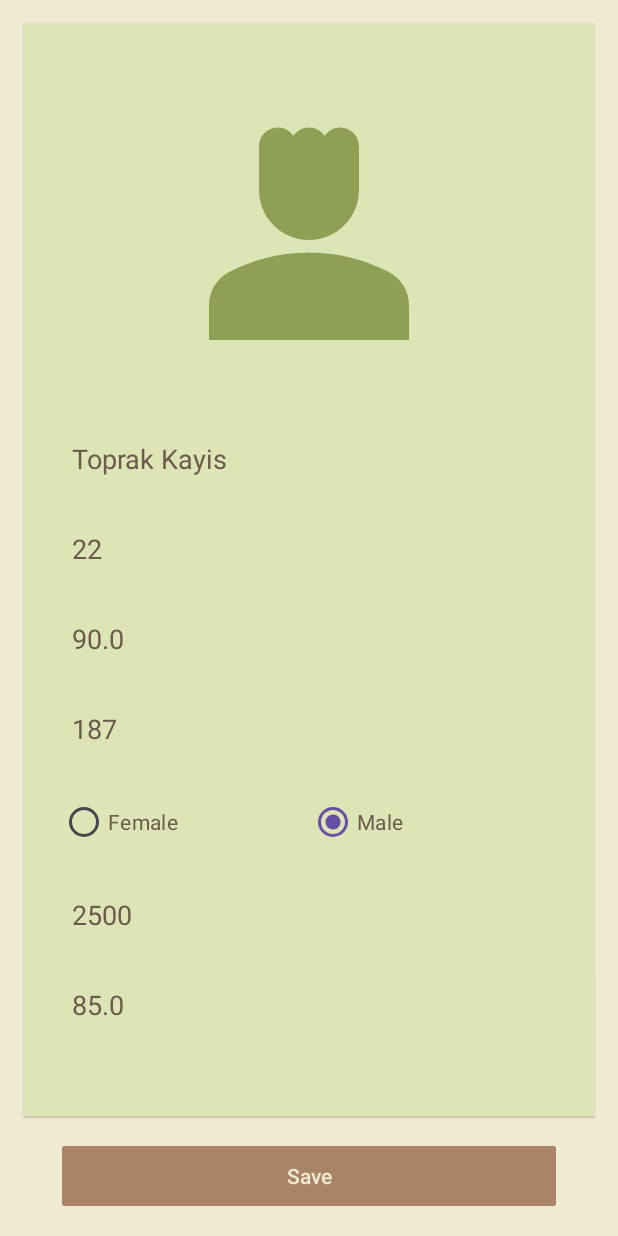
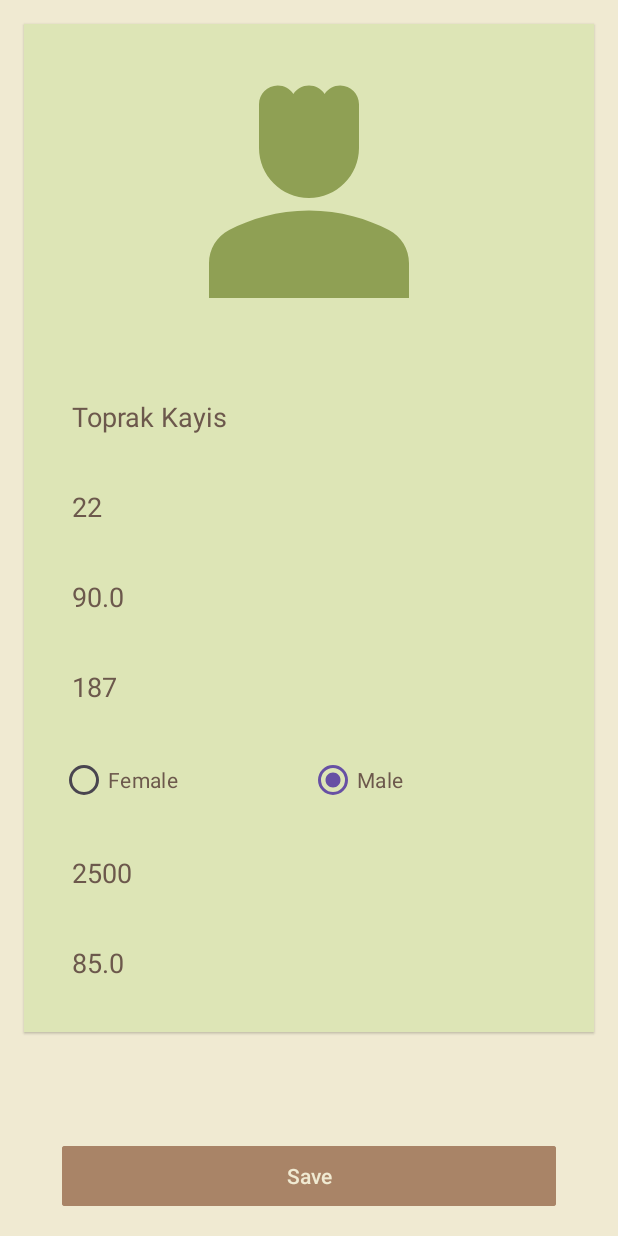
Before and after one commit to Omieron/NutritionTrackingApp, an Android app: the PersonActivity screen opened directly, with no data from a screen before it, on a phone screen of 412 x 824 dp. Run offline under Robolectric (Android 15) with nearby library versions, the phone set to English and light mode, and no system bars; our stand-ins replace Room's generated code.

Commit message:
personactivity layout fixed

```diff
--- a/app/src/main/res/layout/activity_person.xml
+++ b/app/src/main/res/layout/activity_person.xml
@@ -8,20 +8,25 @@
     android:background="@color/Soft_Eggshell_White"
     tools:context=".PersonActivity">
 
+    <ScrollView
+        android:layout_width="match_parent"
+        android:layout_height="match_parent"
+        android:layout_marginBottom="80dp"
+        app:layout_constraintBottom_toBottomOf="parent"
+        app:layout_constraintEnd_toEndOf="parent"
+        app:layout_constraintStart_toStartOf="parent"
+        app:layout_constraintTop_toTopOf="parent">
+
         <LinearLayout
             android:id="@+id/formContainer"
-        android:layout_width="0dp"
-        android:layout_height="0dp"
+            android:layout_width="match_parent"
+            android:layout_height="wrap_content"
             android:layout_margin="16dp"
             android:background="@color/Pale_Sage_Green"
             android:elevation="1dp"
             android:gravity="center_horizontal|center_vertical"
             android:orientation="vertical"
-        android:padding="16dp"
-        app:layout_constraintBottom_toTopOf="@id/backBtn"
-        app:layout_constraintEnd_toEndOf="parent"
-        app:layout_constraintStart_toStartOf="parent"
-        app:layout_constraintTop_toTopOf="parent">
+            android:padding="16dp">
 
             <ImageView
                 android:id="@+id/imageView3"
@@ -125,6 +130,7 @@
                 android:textColor="@color/Deep_Mocha_Brown"
                 android:textColorHint="@color/Warm_Taupe_Brown" />
         </LinearLayout>
+    </ScrollView>
 
     <Button
         android:id="@+id/backBtn"
```
Lines whose indentation alone changed are shown as unchanged.
